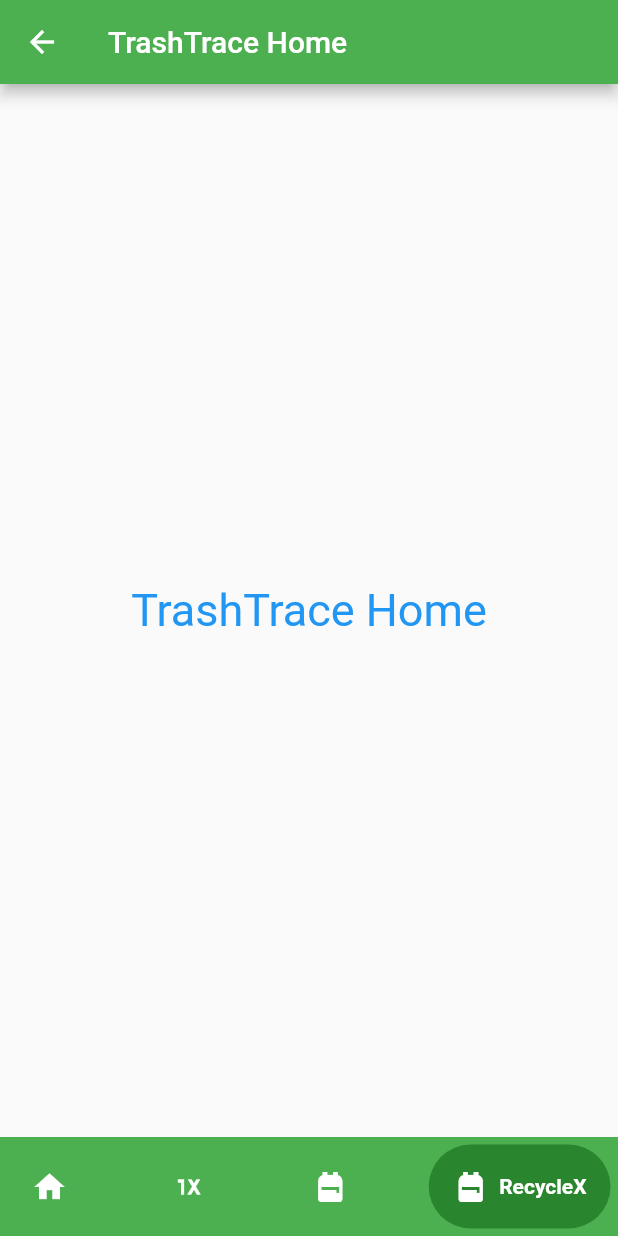
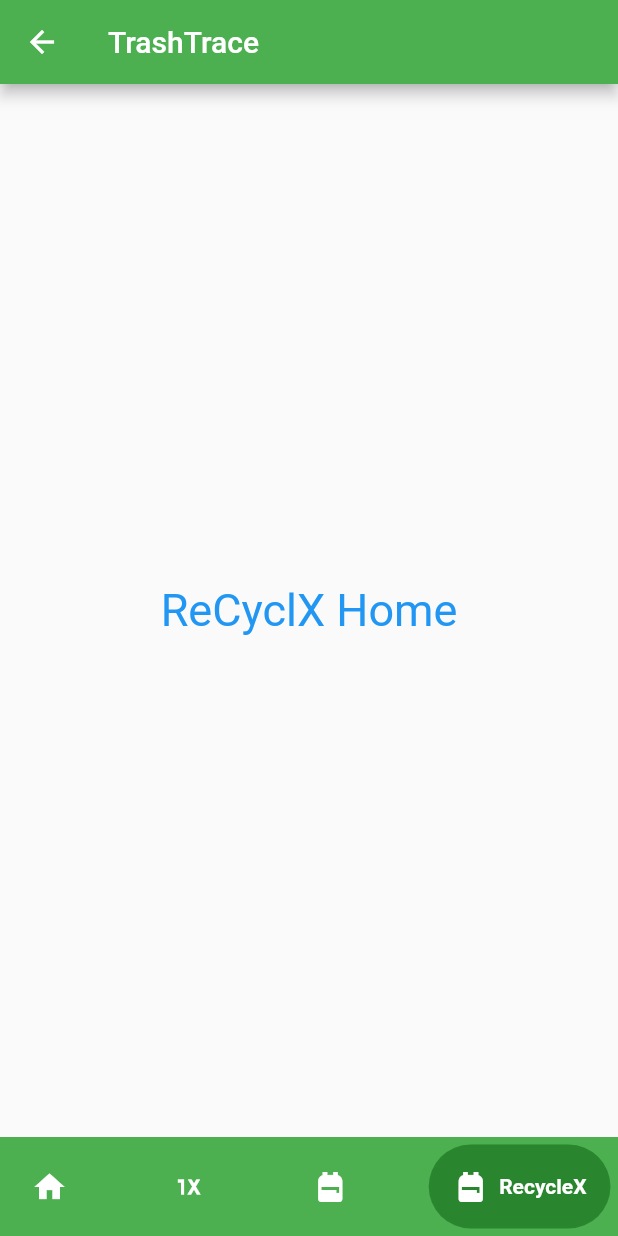
Before and after one commit to Somnathumapathi/TrashTrace-MiniProject, a Flutter app: the Home screen opened directly, item 4 of the bottom bar chosen, on a phone screen of 412 x 824 dp. Run offline on Flutter 3.47's test engine with Material 2 defaults, Android fonts, the light colour scheme and no system bars; drawn by our look-alikes of google_nav_bar; our stand-ins replace google_fonts, toast; missing offline and left inert: barcode_scan2.

Commit message:
Feature: Fixed GNav usage to show all pages in one screen

```diff
--- a/lib/home.dart
+++ b/lib/home.dart
@@ -1,49 +1,90 @@
 import 'package:flutter/material.dart';
 import 'package:google_fonts/google_fonts.dart';
 import 'package:google_nav_bar/google_nav_bar.dart';
+import 'package:trashtrace/trashtag/scan.dart';
 import 'package:trashtrace/trashtag/trashtaghome.dart';
 
-class Home extends StatelessWidget {
+class Home extends StatefulWidget {
   const Home({super.key});
+
+  @override
+  State<Home> createState() => _HomeState();
+}
+
+class _HomeState extends State<Home> {
+  int pageIndex = 0;
+
+  getContent() {
+    if (pageIndex == 0) {
+      return Center(
+        child: Text(
+          'TrashTrace Home',
+          style: GoogleFonts.luckiestGuy(fontSize: 30, color: Colors.blue),
+        ),
+      );
+    } else if (pageIndex == 1) {
+      return TrashTagFragment();
+    } else if (pageIndex == 2) {
+      return Center(
+        child: Text(
+          'Binoculars Home',
+          style: GoogleFonts.luckiestGuy(fontSize: 30, color: Colors.blue),
+        ),
+      );
+    } else if (pageIndex == 3) {
+      return Center(
+        child: Text(
+          'ReCyclX Home',
+          style: GoogleFonts.luckiestGuy(fontSize: 30, color: Colors.blue),
+        ),
+      );
+    }
+    return SizedBox();
+  }
+
+  getFAB() {
+    if (pageIndex == 1) {
+      return FloatingActionButton(
+        onPressed: () {
+          Navigator.push(
+            context,
+            MaterialPageRoute(builder: (context) => const ScanPage()),
+          );
+        },
+        child: const Icon(Icons.qr_code),
+      );
+    }
+    return null;
+  }
 
   @override
   Widget build(BuildContext context) {
     return Scaffold(
       appBar: AppBar(
-        title: const Text('TrashTrace Home'),
+        title: const Text('TrashTrace'),
       ),
-      body: Center(
-        child: Text(
-          'TrashTrace Home',
-          style: GoogleFonts.luckiestGuy(fontSize: 30, color: Colors.blue),
-        ),
-      ),
+      body: getContent(),
       bottomNavigationBar: GNav(
-        selectedIndex: 0,
+        selectedIndex: pageIndex,
         backgroundColor: Colors.green,
         color: Colors.white,
         activeColor: Colors.white,
         tabBackgroundColor: const Color.fromARGB(138, 14, 99, 17),
+        onTabChange: (i) {
+          pageIndex = i;
+          setState(() {});
+        },
         gap: 7,
         padding: const EdgeInsets.all(16),
         tabMargin: const EdgeInsets.all(5),
-        tabs: [
-          const GButton(
-            icon: Icons.home,
-            text: 'Home',
-          ),
-          GButton(
-            icon: Icons.one_x_mobiledata,
-            text: 'TrashTag',
-            onPressed: () {
-              Navigator.push(context,
-                  MaterialPageRoute(builder: (context) => const THome()));
-            },
-          ),
-          const GButton(icon: Icons.backpack, text: 'Binoculars'),
-          const GButton(icon: Icons.backpack, text: 'RecycleX'),
+        tabs: const [
+          GButton(icon: Icons.home, text: 'Home'),
+          GButton(icon: Icons.one_x_mobiledata, text: 'TrashTag'),
+          GButton(icon: Icons.backpack, text: 'Binoculars'),
+          GButton(icon: Icons.backpack, text: 'RecycleX'),
         ],
       ),
+      floatingActionButton: getFAB(),
     );
   }
 }
--- a/lib/trashtrace.dart
+++ b/lib/trashtrace.dart
@@ -23,7 +23,7 @@ class _TrashTraceState extends State<TrashTrace> {
       body: Container(
         decoration: const BoxDecoration(
           image: DecorationImage(
-            image: AssetImage('lib/assets/TrashTraceBg.png'),
+            image: AssetImage('assets/TrashTraceBg.png'),
             fit: BoxFit.cover,
           ),
         ),
@@ -94,7 +94,8 @@ class _TrashTraceState extends State<TrashTrace> {
                   );
                 },
                 icon: const Icon(Icons.developer_mode),
-                  label: const Text('Dev Home'))
+                label: const Text('Dev Home'),
+              )
             ]),
           ),
         ),
--- a/pubspec.yaml
+++ b/pubspec.yaml
@@ -36,7 +36,7 @@ dependencies:
   # Use with the CupertinoIcons class for iOS style icons.
   cupertino_icons: ^1.0.2
   google_nav_bar: ^5.0.6
-  google_fonts: ^5.1.0
+  google_fonts:
   barcode_scan2: ^4.2.4
   toast: ^0.3.0
 
@@ -64,7 +64,7 @@ flutter:
 
   # To add assets to your application, add an assets section, like this:
   assets:
-      - lib\assets\TrashTraceBg.png
+      - assets/
   #   - images/a_dot_burr.jpeg
   #   - images/a_dot_ham.jpeg
 
```
Also changed, not shown: lib/trashtag/trashtaghome.dart (+18 -9 lines), assets/TrashTraceBg.png (renamed from lib/assets/TrashTraceBg.png), pubspec.lock, 3 other files. Lines whose indentation alone changed are shown as unchanged.
